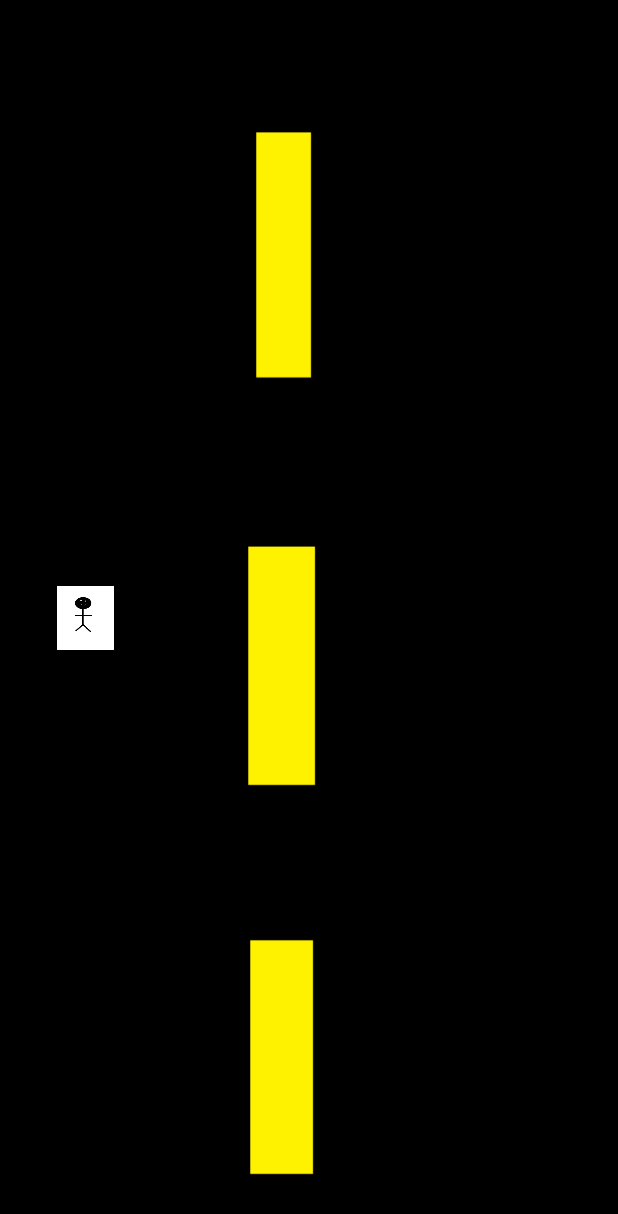
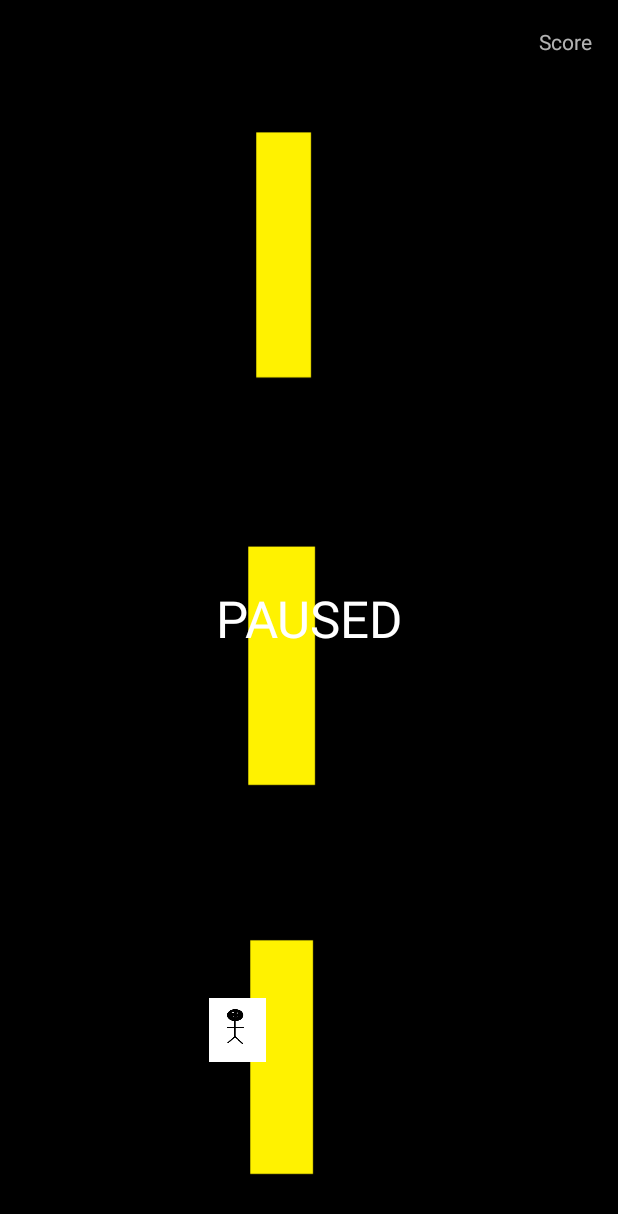
Before and after one commit to JoseMagIII/Sibat, an Android app: the screen it shows after launch (MainActivity), on a phone screen of 412 x 824 dp. Shown: the top 1214 px of the screen. Run offline under Robolectric (Android 15) with nearby library versions, the phone set to English and light mode, and no system bars.

Commit message:
Added obstacles, spawning, score view, pause view, pause logic

```diff
--- a/app/src/main/java/com/mobdeve/project/sibat/BaseObject.java
+++ b/app/src/main/java/com/mobdeve/project/sibat/BaseObject.java
@@ -62,6 +62,7 @@
     }
 
     public Rect getRect() {
+
         return new Rect((int)this.x, (int)this.y, (int)this.x+this.width, (int)this.y+this.height);
     }
 
--- a/app/src/main/java/com/mobdeve/project/sibat/Constants.java
+++ b/app/src/main/java/com/mobdeve/project/sibat/Constants.java
@@ -1,6 +1,10 @@
 package com.mobdeve.project.sibat;
+
+import android.widget.TextView;
 
 public class Constants {
     public static int SCREEN_WIDTH;
     public static int SCREEN_HEIGHT;
+    public static TextView PAUSEVIEW;
+
 }
--- a/app/src/main/java/com/mobdeve/project/sibat/GameView.java
+++ b/app/src/main/java/com/mobdeve/project/sibat/GameView.java
@@ -1,5 +1,6 @@
 package com.mobdeve.project.sibat;
 
+import android.app.Activity;
 import android.content.Context;
 import android.graphics.Bitmap;
 import android.graphics.BitmapFactory;
@@ -7,22 +8,33 @@
 import android.graphics.Color;
 import android.os.Handler;
 import android.util.AttributeSet;
+import android.util.Log;
 import android.view.MotionEvent;
 import android.view.View;
+import android.widget.TextView;
 
 import androidx.annotation.Nullable;
 
 import java.util.ArrayList;
+import java.util.Random;
 
 public class GameView extends View {
 
     private Player player;
     private Handler  handler;
     private Runnable r;
+    private int numObstacles;
+    private ArrayList<Obstacle> arrObstacle;
+    private boolean Pause;
+    private TextView pauseScreen;
 
+    float positions[]; //Array of possible positions
+
+    Random rand = new Random(); //Random variable to generate a random number from 0 - 3
 
     public GameView(Context context, @Nullable AttributeSet attrs) {
         super(context, attrs);
+
 
         initPlayer();
         initObstacle();
@@ -34,9 +46,28 @@
             }
         };
 
+        Pause = true;
+
     }
 
     private void initObstacle() {
+        numObstacles = 5;
+        arrObstacle = new ArrayList<>();
+
+        //Initialize position array
+        positions = new float[4];
+        positions[0] = 0;
+        positions[1] = 275;
+        positions[2] = 550;
+        positions[3] = 825;
+
+
+
+        for(int i = 1; i < numObstacles+1; i++)
+        {
+            arrObstacle.add(new Obstacle(positions[rand.nextInt(4)], i*-500, Constants.SCREEN_WIDTH/4, Constants.SCREEN_WIDTH/4));
+            arrObstacle.get(i-1).setBm(BitmapFactory.decodeResource(this.getResources(), R.drawable.tempobstacle));
+        }
 
     }
 
@@ -49,8 +80,8 @@
         player.setHeight(100*Constants.SCREEN_HEIGHT/1920);
 
         //Set initial positions of player
-        player.setX(100*Constants.SCREEN_WIDTH/1080);
-        player.setY(Constants.SCREEN_HEIGHT/2-player.getHeight()/2);
+        player.setX(Constants.SCREEN_WIDTH/2-100);
+        player.setY(1600*Constants.SCREEN_HEIGHT/1920-player.getHeight()/2);
 
         //ADD PLAYER ANIMATIONS HERE
         ArrayList<Bitmap> animations = new ArrayList<>();
@@ -61,7 +92,19 @@
 
     public void draw(Canvas canvas){
         super.draw(canvas);
-        player.draw(canvas);
+        player.draw(canvas, Pause);
+
+        for(int i = 1; i < numObstacles+1; i++)
+        {
+            //Reset obstacle position
+            if(arrObstacle.get(i-1).getY() > Constants.SCREEN_HEIGHT) {
+                arrObstacle.get(i-1).setX(positions[rand.nextInt(4)]);
+                arrObstacle.get(i-1).setY(-500);
+            }
+            arrObstacle.get(i-1).draw(canvas, Pause);
+        }
+
+
         handler.postDelayed(r, 10);
     }
 
@@ -75,17 +118,27 @@
 
             case MotionEvent.ACTION_DOWN:
                 //Add logic to unpause/start the game if finger is on player
+                if(player.getRect().contains((int)xPos, (int)yPos)) {
+
+                    Pause = false;
+                    Constants.PAUSEVIEW.setVisibility(View.GONE);
+                }
+
                 return true;
-
 
             case MotionEvent.ACTION_MOVE:
                 //Add logic to move player to finger position. Change player x, y to finger's x y
-                player.setX(xPos);
-                player.setY(yPos);
+                if(!Pause) {
+                    player.setX(xPos);
+                    player.setY(yPos);
+                }
                 break;
 
             case MotionEvent.ACTION_UP:
                 //Add logic to pause the game
+                Pause = true;
+                //Show pause screen
+                Constants.PAUSEVIEW.setVisibility(View.VISIBLE);
                 break;
 
             default:
@@ -93,6 +146,12 @@
         }
 
 
+       /* if(!Pause)
+            Constants.PAUSEVIEW.setVisibility(View.GONE);
+
+        else
+            Constants.PAUSEVIEW.setVisibility(View.VISIBLE);*/
+
         return super.onTouchEvent(event);
     }
 }
--- a/app/src/main/java/com/mobdeve/project/sibat/MainActivity.java
+++ b/app/src/main/java/com/mobdeve/project/sibat/MainActivity.java
@@ -4,7 +4,9 @@
 
 import android.os.Bundle;
 import android.util.DisplayMetrics;
+import android.view.View;
 import android.view.WindowManager;
+import android.widget.TextView;
 
 public class MainActivity extends AppCompatActivity {
 
@@ -18,7 +20,7 @@
         this.getWindowManager().getDefaultDisplay().getMetrics(dm);
         Constants.SCREEN_HEIGHT = dm.heightPixels;
         Constants.SCREEN_WIDTH = dm.widthPixels;
-        System.out.println(Constants.SCREEN_HEIGHT);
         setContentView(R.layout.activity_main);
+        Constants.PAUSEVIEW = (TextView) this.findViewById(R.id.pause_tv);
     }
 }
--- a/app/src/main/java/com/mobdeve/project/sibat/Obstacle.java
+++ b/app/src/main/java/com/mobdeve/project/sibat/Obstacle.java
@@ -12,8 +12,10 @@
         speed = 10*Constants.SCREEN_WIDTH/1080;
     }
 
-    public void draw(Canvas canvas){
-        this.y -= speed;
+    public void draw(Canvas canvas, boolean Pause){
+        if(!Pause)
+        this.y += speed;
+
         canvas.drawBitmap(this.bm, this.x, this.y, null);
     }
 
--- a/app/src/main/java/com/mobdeve/project/sibat/Player.java
+++ b/app/src/main/java/com/mobdeve/project/sibat/Player.java
@@ -18,9 +18,10 @@
         this.idCurrBitmap = 0;
     }
 
-    public void draw(Canvas canvas){
+    public void draw(Canvas canvas, boolean Pause){
 
-        canvas.drawBitmap(this.getBm(), this.x, this.y, null);
+
+        canvas.drawBitmap(this.getBm(Pause), this.x, this.y, null);
     }
 
     public ArrayList<Bitmap> getArrBms() {
@@ -35,9 +36,11 @@
         }
     }
 
-    @Override
-    public Bitmap getBm() {
+    public Bitmap getBm(boolean Pause) {
+
+        if(!Pause)
         count++;
+
         if(this.count == vFlap)
         {
             for(int i = 0; i < arrBms.size(); i++)
@@ -55,4 +58,18 @@
         }
         return this.getArrBms().get(idCurrBitmap);
     }
+
+    @Override
+    public void setY(float y) {
+
+        if(y + this.height < Constants.SCREEN_HEIGHT)
+        this.y = y;
+    }
+
+    @Override
+    public void setX(float x) {
+
+        if(x + this.width < Constants.SCREEN_WIDTH)
+        this.x = x;
+    }
 }
--- a/app/src/main/res/layout/activity_main.xml
+++ b/app/src/main/res/layout/activity_main.xml
@@ -19,4 +19,28 @@
 
     </com.mobdeve.project.sibat.GameView>
 
+    <TextView
+        android:id="@+id/pause_tv"
+        android:layout_width="wrap_content"
+        android:layout_height="wrap_content"
+        android:text="PAUSED"
+        android:textColor="#FFFFFF"
+        android:textSize="34sp"
+        app:layout_constraintBottom_toBottomOf="parent"
+        app:layout_constraintEnd_toEndOf="parent"
+        app:layout_constraintStart_toStartOf="parent"
+        app:layout_constraintTop_toTopOf="parent" />
+
+    <TextView
+        android:id="@+id/score_tv"
+        android:layout_width="wrap_content"
+        android:layout_height="wrap_content"
+        android:text="Score"
+        app:layout_constraintBottom_toBottomOf="parent"
+        app:layout_constraintEnd_toEndOf="parent"
+        app:layout_constraintHorizontal_bias="0.954"
+        app:layout_constraintStart_toStartOf="parent"
+        app:layout_constraintTop_toTopOf="parent"
+        app:layout_constraintVertical_bias="0.022" />
+
 </androidx.constraintlayout.widget.ConstraintLayout>
```
Also changed, not shown: app/src/main/res/drawable/tempobstacle.png (added).
